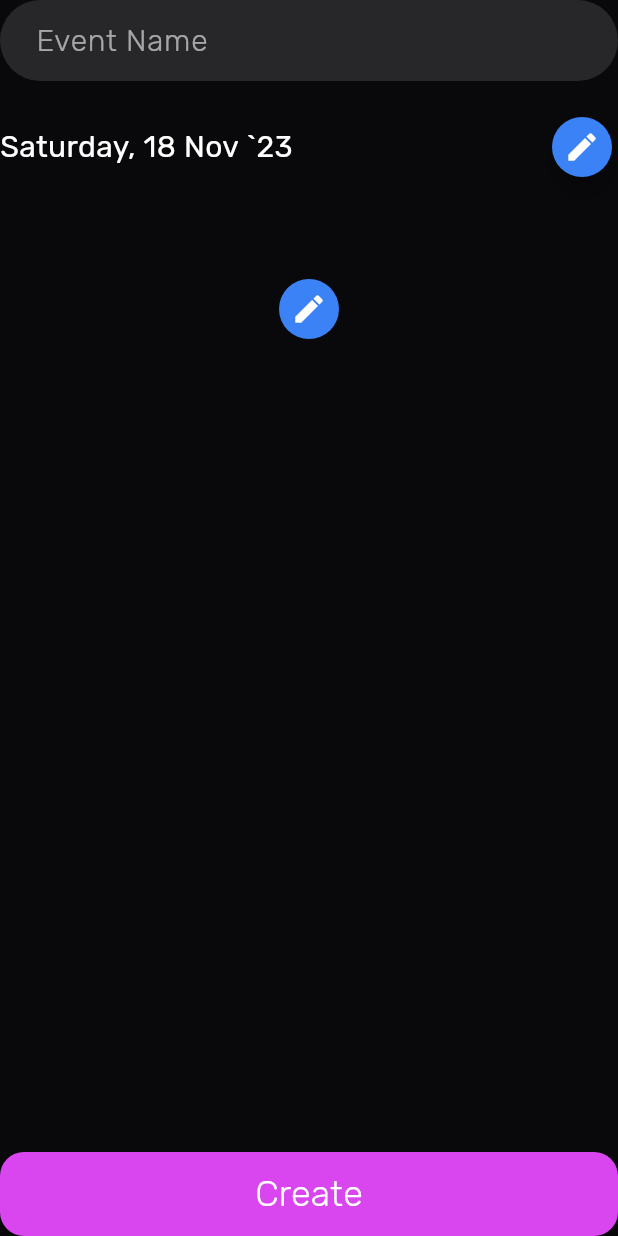
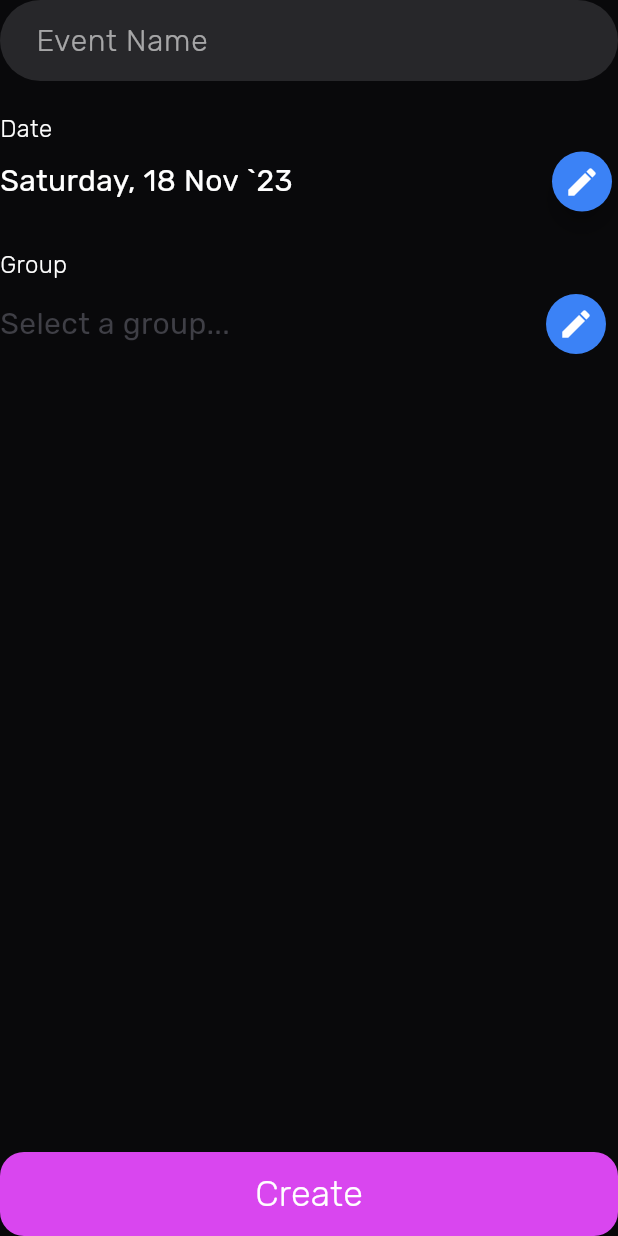
Before and after one commit to ian-shakespeare/caravanner, a Flutter app: the _CNewEvent widget shown alone on an empty page, opened directly with empty values, after a tap on "Create", on a phone screen of 412 x 824 dp. Run offline on Flutter 3.47's test engine with Material 3 defaults, Android fonts, the phone set to English and light mode, and no system bars; our stand-ins replace google_fonts, google_sign_in, supabase_flutter, table_calendar; accounts and stored records are empty.

Commit message:
finished calendar event adding

```diff
--- a/lib/calendar/calendar.dart
+++ b/lib/calendar/calendar.dart
@@ -60,7 +60,7 @@ class _CalendarScreenState extends State<_CalendarScreen> {
     return (DateTime selectedDay, DateTime focusedDay) {
       final dayEvents = events.where((element) =>
           DateUtils.dateOnly(element.Date) == DateUtils.dateOnly(selectedDay));
-      if (events.isEmpty) return;
+      if (dayEvents.isEmpty) return;
 
       final formattedDate = DateFormat("EEEE, d MMM `yy").format(selectedDay);
       showModalBottomSheet(
@@ -80,7 +80,7 @@ class _CalendarScreenState extends State<_CalendarScreen> {
                 Expanded(
                     child: CList(
                   label:
-                      "${events.length} Event${events.length > 1 ? "s" : ""}",
+                      "${dayEvents.length} Event${events.length > 1 ? "s" : ""}",
                   borders: true,
                   items: dayEvents
                       .map(
--- a/lib/components/new_event.dart
+++ b/lib/components/new_event.dart
@@ -1,6 +1,5 @@
 import 'package:caravanner/auth/profile_model.dart';
 import 'package:caravanner/calendar/types.dart';
-import 'package:caravanner/components/list.dart';
 import 'package:caravanner/components/popup_menu.dart';
 import 'package:caravanner/components/text_input.dart';
 import 'package:caravanner/theme/text.dart';
@@ -49,7 +48,7 @@ class _CNewEventState extends State<_CNewEvent> {
   void initState() {
     _nameInputController.addListener(() {
       setState(() {
-        name = _nameInputController.text.toLowerCase();
+        name = _nameInputController.text;
       });
     });
 
@@ -88,6 +87,7 @@ class _CNewEventState extends State<_CNewEvent> {
       children: [
         CTextInput(hintText: "Event Name", controller: _nameInputController),
         const SizedBox(height: 20),
+        CText.subtitle("Date"),
         Row(
           mainAxisAlignment: MainAxisAlignment.spaceBetween,
           children: [
@@ -116,11 +116,20 @@ class _CNewEventState extends State<_CNewEvent> {
             ),
           ],
         ),
+        SizedBox(
+          height: 20,
+        ),
         // ListView( primary: true, shrinkWrap: true, children: [
         //     Wrap(
         //       alignment: WrapAlignment.center, spacing: 3, runSpacing: 3,
         //       children: images.map((e) => Image.network(e, width: 100, height: 100 )).toList())]),
-        CListTile(label: group?.name ?? ""),
+        CText.subtitle("Group"),
+        // Divider(),
+        Row(
+          mainAxisAlignment: MainAxisAlignment.spaceBetween,
+          children: [
+            CText.label(group?.name ?? "Select a group...",
+                color: group == null ? CColors.faded : CColors.white),
             CPopupMenu<CEventGroup>(
               items: groups
                   .map(
@@ -131,16 +140,27 @@ class _CNewEventState extends State<_CNewEvent> {
                   )
                   .toList(),
               onSelected: (selectedGroup) {
-              setState(() {
+                setState(
+                  () {
                     group = selectedGroup;
-              });
-            }),
+                  },
+                );
+              },
+            ),
+          ],
+        ),
         Spacer(),
         FloatingActionButton(
           onPressed: () {
             if (name == null || group == null || name!.isEmpty) return;
+            supabase.from("events").insert({
+              "name": name,
+              "group_id": group!.id,
+              "occurs_at": date.toIso8601String(),
+            }).then((value) {
               widget.onCreate(name!, date, group!);
               Navigator.pop(context);
+            });
           },
           backgroundColor: CColors.primary,
           child: CText.button("Create"),
--- a/lib/components/popup_menu.dart
+++ b/lib/components/popup_menu.dart
@@ -2,10 +2,10 @@ import 'package:caravanner/theme/colors.dart';
 import 'package:flutter/material.dart';
 
 class CPopupMenu<T> extends StatefulWidget {
-  const CPopupMenu({super.key, required this.items, required this.onSelected});
+  CPopupMenu({super.key, required this.items, required this.onSelected});
 
   final List<PopupMenuItem<T>> items;
-  final void Function(T) onSelected;
+  final Function(dynamic) onSelected;
 
   @override
   State<CPopupMenu> createState() => _PopupMenuState();
@@ -22,9 +22,8 @@ class _PopupMenuState<T> extends State<CPopupMenu<T>> {
   @override
   Widget build(BuildContext context) {
     return PopupMenuButton<T>(
-      color: CColors.interactive,
-      // shape: CircleBorder(),
       iconColor: CColors.interactive,
+      position: PopupMenuPosition.under,
       icon: ClipRRect(
         borderRadius: BorderRadius.circular(20),
         child: Container(
@@ -35,7 +34,8 @@ class _PopupMenuState<T> extends State<CPopupMenu<T>> {
             Icons.edit,
             color: CColors.white,
           ),
-          )),
+        ),
+      ),
       onSelected: (T item) {
         widget.onSelected(item);
       },
```
Also changed, not shown: lib/auth/auth.dart (+11 -8 lines), pubspec.lock. Lines whose indentation alone changed are shown as unchanged.
